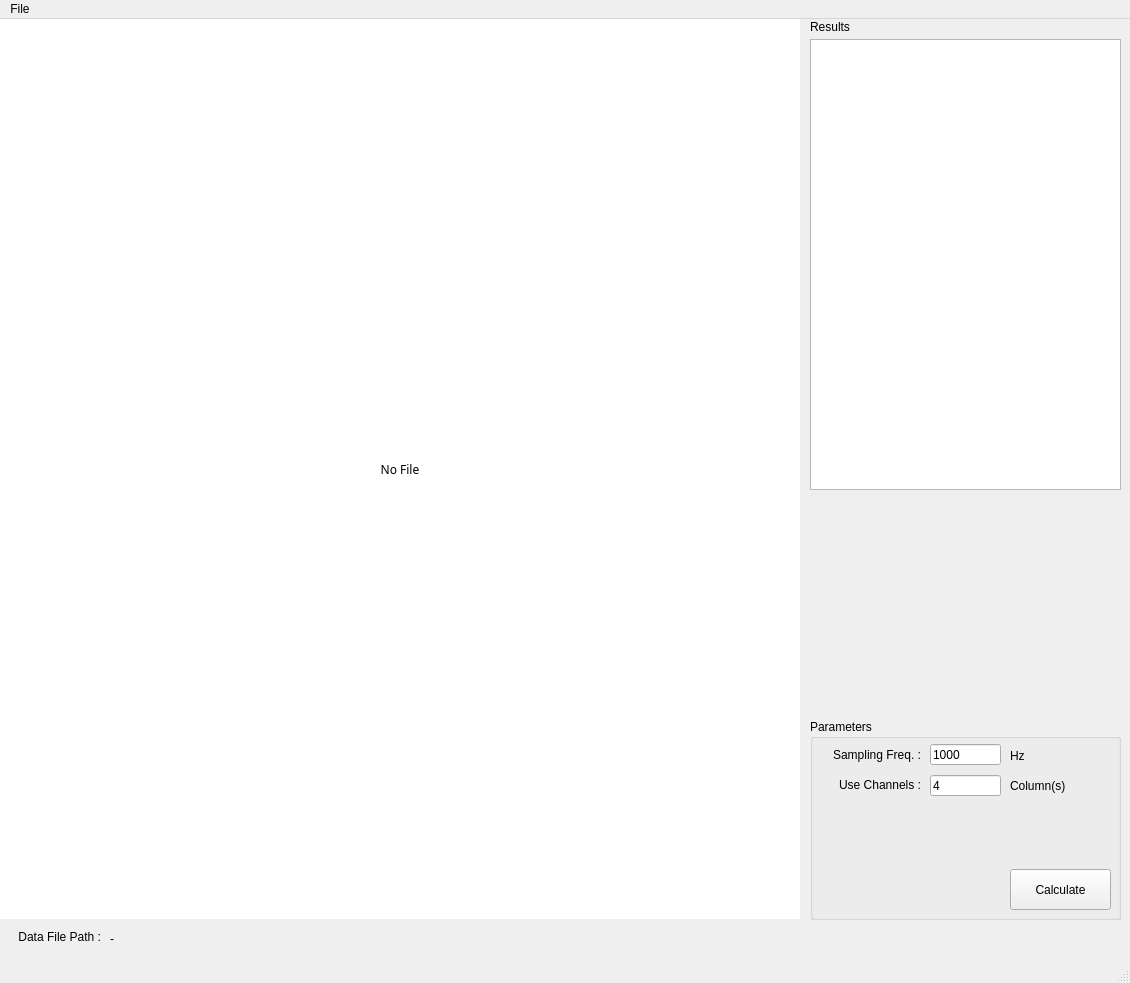
Old version of the form app/fftviewer/gui.ui in the repository elecun/flame-utility.
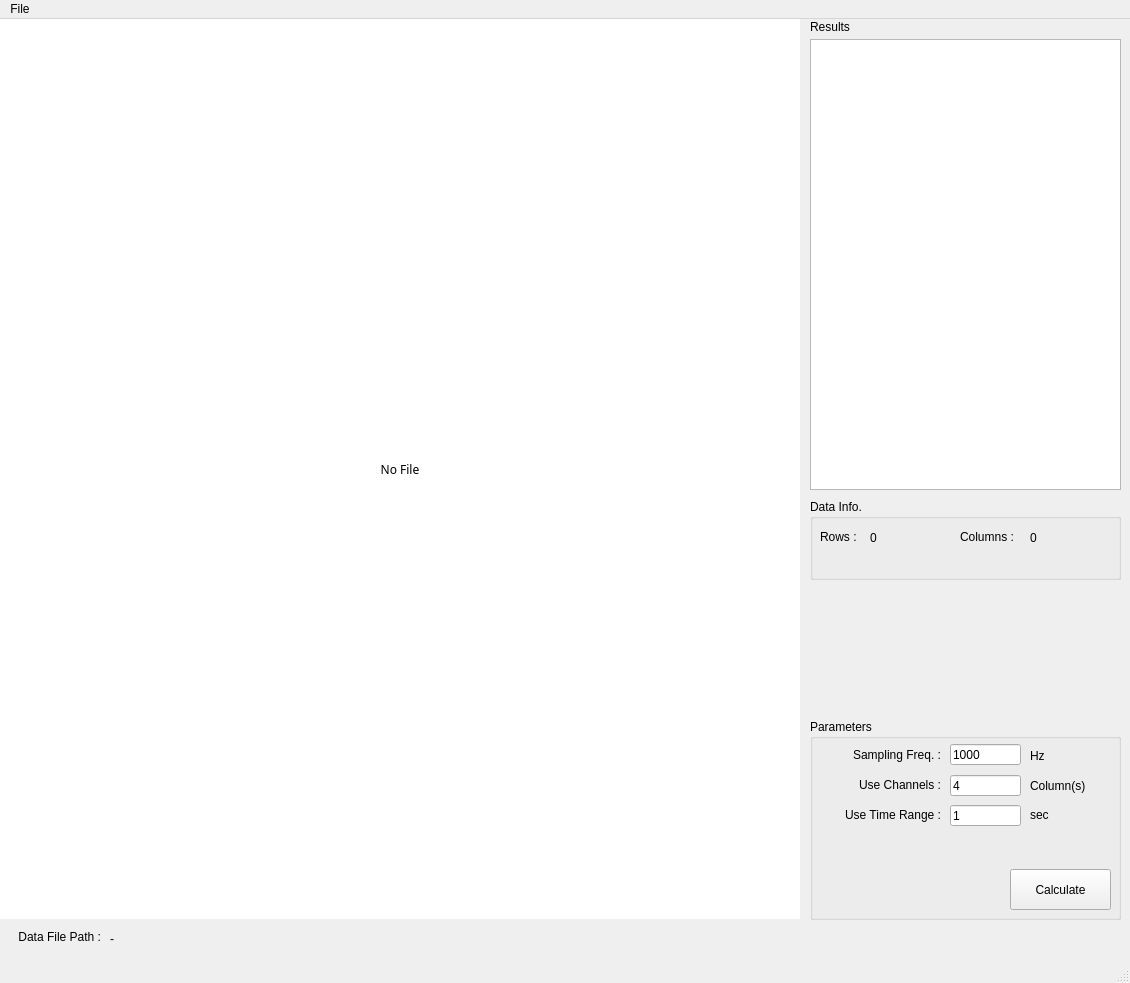
New version of the form.

Commit message: updated for time range selection

Patch:
```diff
--- a/app/fftviewer/gui.ui
+++ b/app/fftviewer/gui.ui
@@ -57,7 +57,7 @@
     <widget class="QLineEdit" name="edit_sampling_freq">
      <property name="geometry">
       <rect>
-       <x>120</x>
+       <x>140</x>
        <y>25</y>
        <width>71</width>
        <height>21</height>
@@ -72,7 +72,7 @@
       <rect>
        <x>10</x>
        <y>20</y>
-       <width>101</width>
+       <width>121</width>
        <height>31</height>
       </rect>
      </property>
@@ -101,7 +101,7 @@
       <rect>
        <x>10</x>
        <y>50</y>
-       <width>101</width>
+       <width>121</width>
        <height>31</height>
       </rect>
      </property>
@@ -115,7 +115,7 @@
     <widget class="QLineEdit" name="edit_use_channels">
      <property name="geometry">
       <rect>
-       <x>120</x>
+       <x>140</x>
        <y>56</y>
        <width>71</width>
        <height>21</height>
@@ -128,7 +128,7 @@
     <widget class="QLabel" name="label_4">
      <property name="geometry">
       <rect>
-       <x>200</x>
+       <x>220</x>
        <y>21</y>
        <width>31</width>
        <height>31</height>
@@ -144,7 +144,7 @@
     <widget class="QLabel" name="label_5">
      <property name="geometry">
       <rect>
-       <x>200</x>
+       <x>220</x>
        <y>51</y>
        <width>71</width>
        <height>31</height>
@@ -157,6 +157,51 @@
       <set>Qt::AlignLeading|Qt::AlignLeft|Qt::AlignVCenter</set>
      </property>
     </widget>
+    <widget class="QLabel" name="label_7">
+     <property name="geometry">
+      <rect>
+       <x>10</x>
+       <y>80</y>
+       <width>121</width>
+       <height>31</height>
+      </rect>
+     </property>
+     <property name="text">
+      <string>Use Time Range :</string>
+     </property>
+     <property name="alignment">
+      <set>Qt::AlignRight|Qt::AlignTrailing|Qt::AlignVCenter</set>
+     </property>
+    </widget>
+    <widget class="QLineEdit" name="edit_time_range">
+     <property name="geometry">
+      <rect>
+       <x>140</x>
+       <y>86</y>
+       <width>71</width>
+       <height>21</height>
+      </rect>
+     </property>
+     <property name="text">
+      <string>1</string>
+     </property>
+    </widget>
+    <widget class="QLabel" name="label_8">
+     <property name="geometry">
+      <rect>
+       <x>220</x>
+       <y>80</y>
+       <width>71</width>
+       <height>31</height>
+      </rect>
+     </property>
+     <property name="text">
+      <string>sec</string>
+     </property>
+     <property name="alignment">
+      <set>Qt::AlignLeading|Qt::AlignLeft|Qt::AlignVCenter</set>
+     </property>
+    </widget>
    </widget>
    <widget class="QLabel" name="label_2">
     <property name="geometry">
@@ -216,6 +261,71 @@
      <string>Results</string>
     </property>
    </widget>
+   <widget class="QGroupBox" name="groupBox_2">
+    <property name="geometry">
+     <rect>
+      <x>810</x>
+      <y>480</y>
+      <width>311</width>
+      <height>81</height>
+     </rect>
+    </property>
+    <property name="title">
+     <string>Data Info.</string>
+    </property>
+    <widget class="QLabel" name="label_9">
+     <property name="geometry">
+      <rect>
+       <x>10</x>
+       <y>30</y>
+       <width>58</width>
+       <height>16</height>
+      </rect>
+     </property>
+     <property name="text">
+      <string>Rows :</string>
+     </property>
+    </widget>
+    <widget class="QLabel" name="label_10">
+     <property name="geometry">
+      <rect>
+       <x>150</x>
+       <y>30</y>
+       <width>58</width>
+       <height>16</height>
+      </rect>
+     </property>
+     <property name="text">
+      <string>Columns :</string>
+     </property>
+    </widget>
+    <widget class="QLabel" name="label_rows">
+     <property name="geometry">
+      <rect>
+       <x>60</x>
+       <y>31</y>
+       <width>58</width>
+       <height>16</height>
+      </rect>
+     </property>
+     <property name="text">
+      <string>0</string>
+     </property>
+    </widget>
+    <widget class="QLabel" name="label_cols">
+     <property name="geometry">
+      <rect>
+       <x>220</x>
+       <y>31</y>
+       <width>58</width>
+       <height>16</height>
+      </rect>
+     </property>
+     <property name="text">
+      <string>0</string>
+     </property>
+    </widget>
+   </widget>
   </widget>
   <widget class="QMenuBar" name="menubar">
    <property name="geometry">
```
Left out of the diff: 2 changed lines with no effect on the pictures. The commit also changes 1 other file.
